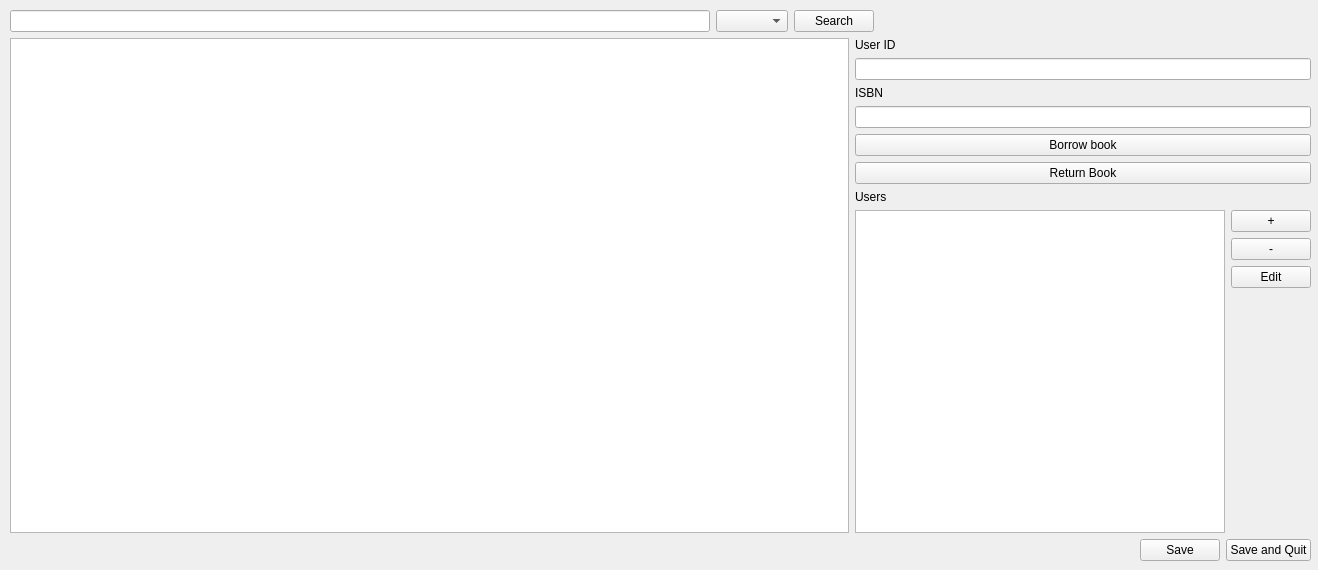
Above: LibraryManagement/useroptions.ui from Alex-BusNet/LibraryManagement before the change. Below: the same form after it.
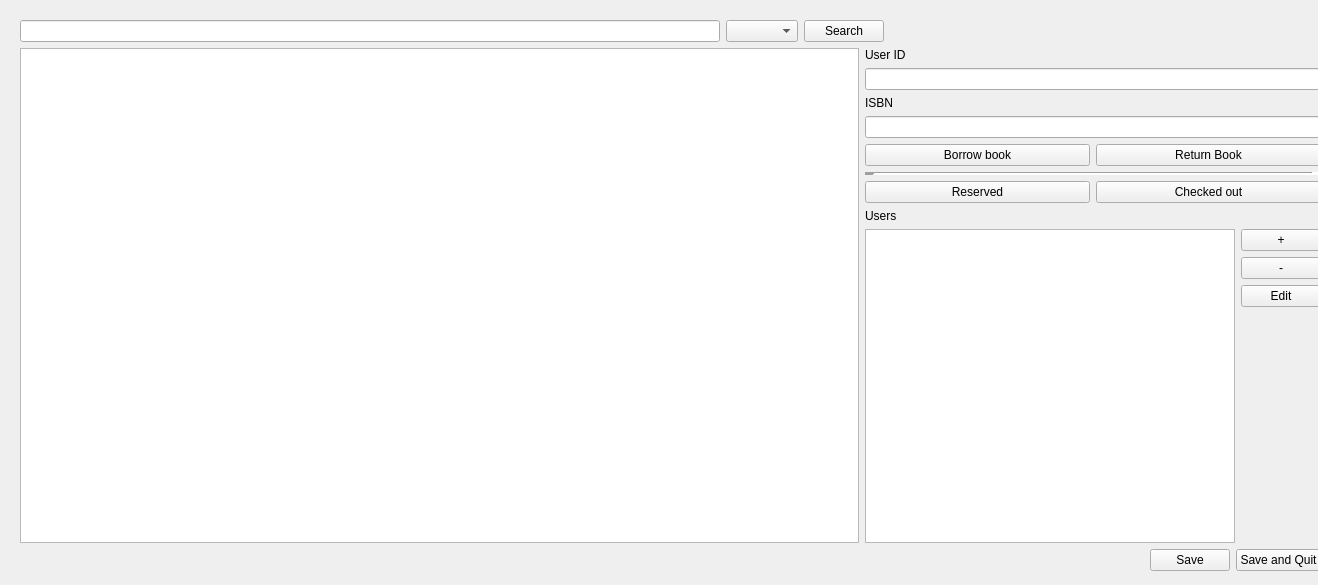
That is the form after the change.

Commit message: Corrected parse errors when loading master list. Added save files for checked out books, reserved books, and old books. Added secondary load functions for the previously mentioned lists; these will load in the background once a user has logged in. Also added Dialogs for teh manager to view the reserved list, and the checked out list. Still need to add the add and edit dialog boxes for user and books as well as the remove functionality for users and books.

Diff of the .ui file:
```diff
--- a/LibraryManagement/useroptions.ui
+++ b/LibraryManagement/useroptions.ui
@@ -7,7 +7,7 @@
     <x>0</x>
     <y>0</y>
     <width>1318</width>
-    <height>570</height>
+    <height>585</height>
    </rect>
   </property>
   <property name="sizePolicy">
@@ -31,10 +31,10 @@
    </property>
    <property name="geometry">
     <rect>
-     <x>0</x>
-     <y>0</y>
+     <x>10</x>
+     <y>10</y>
      <width>1311</width>
-     <height>571</height>
+     <height>561</height>
     </rect>
    </property>
    <property name="sizePolicy">
@@ -245,6 +245,10 @@
           </widget>
          </item>
          <item>
+          <layout class="QVBoxLayout" name="verticalLayout">
+           <item>
+            <layout class="QHBoxLayout" name="horizontalLayout">
+             <item>
           <widget class="QPushButton" name="borrowBookButton">
            <property name="sizePolicy">
             <sizepolicy hsizetype="Minimum" vsizetype="Fixed">
@@ -272,6 +276,41 @@
             <string>Return Book</string>
            </property>
           </widget>
+             </item>
+            </layout>
+           </item>
+           <item>
+            <widget class="QFrame" name="frame">
+             <property name="frameShape">
+              <enum>QFrame::HLine</enum>
+             </property>
+             <property name="frameShadow">
+              <enum>QFrame::Sunken</enum>
+             </property>
+             <property name="lineWidth">
+              <number>10</number>
+             </property>
+            </widget>
+           </item>
+           <item>
+            <layout class="QHBoxLayout" name="horizontalLayout_2">
+             <item>
+              <widget class="QPushButton" name="reservedListButton">
+               <property name="text">
+                <string>Reserved</string>
+               </property>
+              </widget>
+             </item>
+             <item>
+              <widget class="QPushButton" name="checkedOutListButton">
+               <property name="text">
+                <string>Checked out</string>
+               </property>
+              </widget>
+             </item>
+            </layout>
+           </item>
+          </layout>
          </item>
          <item>
           <widget class="QLabel" name="userTableLabel">
```
Lines whose indentation alone changed are shown as unchanged. The commit also changes 15 other files.
